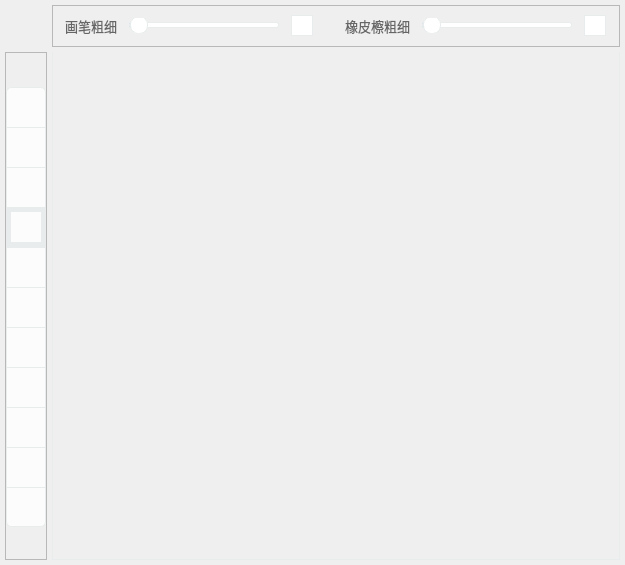
This is Status/Resources/ui/c_whiteBoardWidget.ui in StatusOnIineEducationDev/status-desktop as Qt 5 draws it before an edit. The edited form follows.
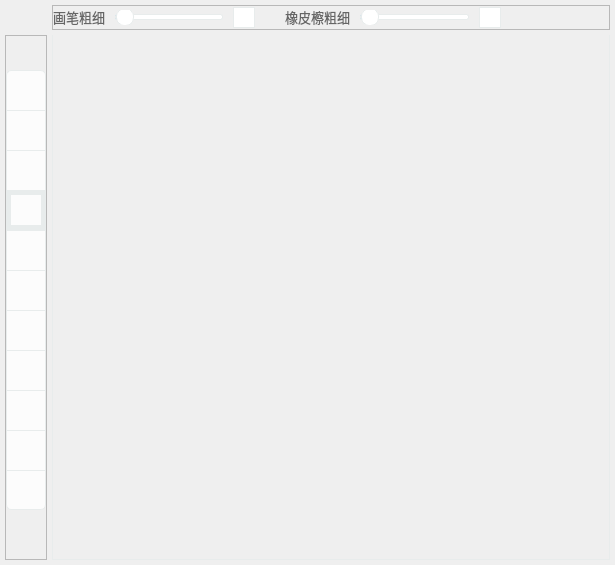
This is the edited form. Icons and pictures are not drawn.

Diff of the .ui file:
```diff
--- a/Status/Resources/ui/c_whiteBoardWidget.ui
+++ b/Status/Resources/ui/c_whiteBoardWidget.ui
@@ -6,14 +6,14 @@
    <rect>
     <x>0</x>
     <y>0</y>
-    <width>625</width>
+    <width>615</width>
     <height>565</height>
    </rect>
   </property>
   <property name="minimumSize">
    <size>
-    <width>625</width>
-    <height>565</height>
+    <width>0</width>
+    <height>0</height>
    </size>
   </property>
   <property name="windowTitle">
@@ -729,6 +729,7 @@
       <string notr="true">QTabBar::tab {
 	padding-top: 0px;
 	color: #999999;
+	border: 1px solid #E8ECEC;
 	border-top-left-radius: 3px;
 	border-top-right-radius: 3px;
 	height: 20px;
@@ -786,7 +787,7 @@
      <property name="minimumSize">
       <size>
        <width>0</width>
-       <height>42</height>
+       <height>25</height>
       </size>
      </property>
      <property name="frameShape">
@@ -797,7 +798,7 @@
      </property>
      <layout class="QHBoxLayout" name="horizontalLayout">
       <property name="spacing">
-       <number>0</number>
+       <number>10</number>
       </property>
       <property name="leftMargin">
        <number>0</number>
@@ -1056,6 +1057,22 @@
         </property>
        </widget>
       </item>
+      <item>
+       <spacer name="horizontalSpacer">
+        <property name="orientation">
+         <enum>Qt::Horizontal</enum>
+        </property>
+        <property name="sizeType">
+         <enum>QSizePolicy::Expanding</enum>
+        </property>
+        <property name="sizeHint" stdset="0">
+         <size>
+          <width>40</width>
+          <height>20</height>
+         </size>
+        </property>
+       </spacer>
+      </item>
      </layout>
     </widget>
    </item>
```
Left out of the diff: 30 changed lines with no effect on the pictures.
